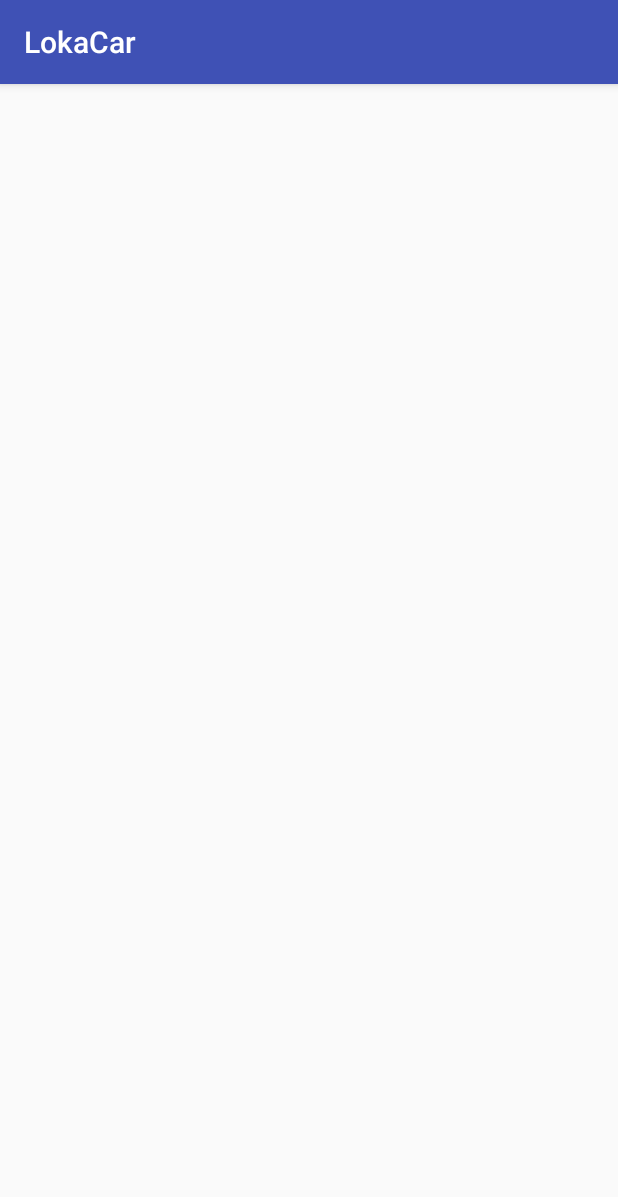
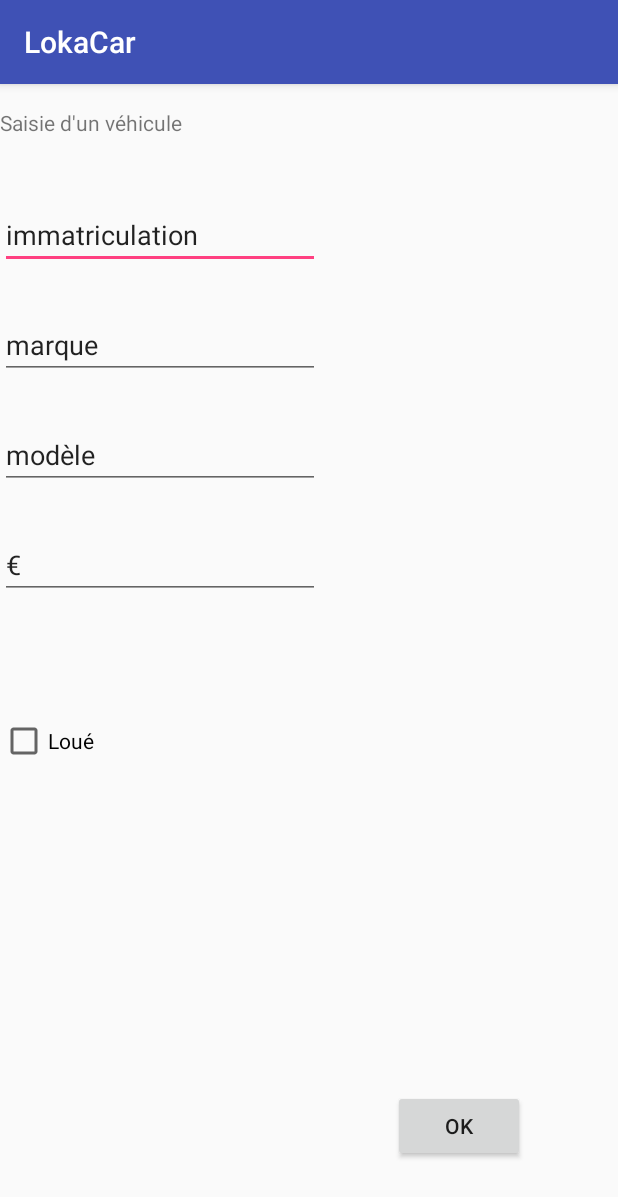
Before and after one commit to NicoGuittHub/LokaCar, an Android app: the SaisieVehicule screen opened directly, with no data from a screen before it, on a phone screen of 412 x 824 dp. Shown: the top 1197 px of the screen. Run offline under Robolectric (Android 15) with nearby library versions, the phone set to English and light mode, and no system bars.

Commit message:
Auto stash before merge of "master" and "origin/master"

```diff
--- a/app/src/main/AndroidManifest.xml
+++ b/app/src/main/AndroidManifest.xml
@@ -5,7 +5,7 @@
     <application
         android:allowBackup="true"
         android:icon="@mipmap/ic_launcher"
-        android:label="@string/app_name"
+        android:label="LokaCar"
         android:roundIcon="@mipmap/ic_launcher_round"
         android:supportsRtl="true"
         android:theme="@style/AppTheme"
--- a/app/src/main/java/com/example/nguittet2017/lokacar/Vehicule/SaisieVehicule.java
+++ b/app/src/main/java/com/example/nguittet2017/lokacar/Vehicule/SaisieVehicule.java
@@ -11,6 +11,7 @@ public class SaisieVehicule extends AppCompatActivity {
     protected void onCreate(Bundle savedInstanceState) {
         super.onCreate(savedInstanceState);
         setContentView(R.layout.activity_saisie_vehicule);
+
     }
 
 
--- a/app/src/main/java/com/example/nguittet2017/lokacar/Vehicule/Vehicule.java
+++ b/app/src/main/java/com/example/nguittet2017/lokacar/Vehicule/Vehicule.java
@@ -11,12 +11,24 @@ public class Vehicule {
     private Uri photo;
     private boolean location;
 
+    public Vehicule(){
+
+    };
+
     public Vehicule(String immatriculation, String marque, String modele, double prix, Uri photo, boolean location) {
         this.immatriculation = immatriculation;
         this.marque = marque;
         this.modele = modele;
         this.prix = prix;
         this.photo = photo;
+        this.location = location;
+    }
+
+    public Vehicule(String immatriculation, String marque, String modele, double prix, boolean location) {
+        this.immatriculation = immatriculation;
+        this.marque = marque;
+        this.modele = modele;
+        this.prix = prix;
         this.location = location;
     }
 
@@ -68,5 +80,15 @@ public class Vehicule {
         this.location = location;
     }
 
-
+    @Override
+    public String toString() {
+        return "Vehicule{" +
+                "immatriculation='" + immatriculation + '\'' +
+                ", marque='" + marque + '\'' +
+                ", modele='" + modele + '\'' +
+                ", prix=" + prix +
+                ", photo=" + photo +
+                ", location=" + location +
+                '}';
+    }
 }
--- a/app/src/main/res/layout/activity_main.xml
+++ b/app/src/main/res/layout/activity_main.xml
@@ -6,10 +6,12 @@
     android:layout_height="match_parent"
     tools:context=".MainActivity">
 
-    <TextView
+    <Button
+        android:id="@+id/buttonSaisieVehicule"
         android:layout_width="wrap_content"
         android:layout_height="wrap_content"
-        android:text="Hello World!"
+        android:layout_marginBottom="8dp"
+        android:text="Saisie Véhicule"
         app:layout_constraintBottom_toBottomOf="parent"
         app:layout_constraintLeft_toLeftOf="parent"
         app:layout_constraintRight_toRightOf="parent"
@@ -26,4 +28,5 @@
         tools:layout_editor_absoluteX="133dp"
         tools:text="Saisir Client" />
 
+        tools:layout_editor_absoluteX="129dp" />
 </android.support.constraint.ConstraintLayout>
--- a/app/src/main/res/layout/activity_saisie_vehicule.xml
+++ b/app/src/main/res/layout/activity_saisie_vehicule.xml
@@ -6,4 +6,79 @@
     android:layout_height="match_parent"
     tools:context=".Vehicule.SaisieVehicule">
 
+    <TextView
+        android:id="@+id/saisieVehicule"
+        android:layout_width="159dp"
+        android:layout_height="26dp"
+        android:layout_marginTop="16dp"
+        android:text="Saisie d'un véhicule"
+        app:layout_constraintTop_toTopOf="parent"
+        tools:layout_editor_absoluteX="29dp" />
+
+    <Button
+        android:id="@+id/ok"
+        android:layout_width="wrap_content"
+        android:layout_height="wrap_content"
+        android:layout_marginBottom="8dp"
+        android:layout_marginLeft="176dp"
+        android:layout_marginStart="176dp"
+        android:text="Ok"
+        app:layout_constraintBottom_toBottomOf="parent"
+        app:layout_constraintStart_toEndOf="@+id/loue"
+        app:layout_constraintTop_toBottomOf="@+id/loue"
+        app:layout_constraintVertical_bias="0.837" />
+
+    <CheckBox
+        android:id="@+id/loue"
+        android:layout_width="86dp"
+        android:layout_height="37dp"
+        android:layout_marginTop="76dp"
+        android:text="Loué"
+        app:layout_constraintTop_toBottomOf="@+id/prix"
+        tools:layout_editor_absoluteX="16dp" />
+
+    <EditText
+        android:id="@+id/immatriculation"
+        android:layout_width="wrap_content"
+        android:layout_height="wrap_content"
+        android:layout_marginTop="36dp"
+        android:ems="10"
+        android:inputType="textPersonName"
+        android:text="immatriculation"
+        app:layout_constraintTop_toBottomOf="@+id/saisieVehicule"
+        tools:layout_editor_absoluteX="29dp" />
+
+    <EditText
+        android:id="@+id/marque"
+        android:layout_width="wrap_content"
+        android:layout_height="wrap_content"
+        android:layout_marginTop="28dp"
+        android:ems="10"
+        android:inputType="textPersonName"
+        android:text="marque"
+        app:layout_constraintTop_toBottomOf="@+id/immatriculation"
+        tools:layout_editor_absoluteX="29dp" />
+
+    <EditText
+        android:id="@+id/modele"
+        android:layout_width="wrap_content"
+        android:layout_height="wrap_content"
+        android:layout_marginTop="28dp"
+        android:ems="10"
+        android:inputType="textPersonName"
+        android:text="modèle"
+        app:layout_constraintTop_toBottomOf="@+id/marque"
+        tools:layout_editor_absoluteX="29dp" />
+
+    <EditText
+        android:id="@+id/prix"
+        android:layout_width="wrap_content"
+        android:layout_height="wrap_content"
+        android:layout_marginTop="28dp"
+        android:ems="10"
+        android:inputType="textPersonName"
+        android:text="€"
+        app:layout_constraintTop_toBottomOf="@+id/modele"
+        tools:layout_editor_absoluteX="29dp" />
+
 </android.support.constraint.ConstraintLayout>
```
